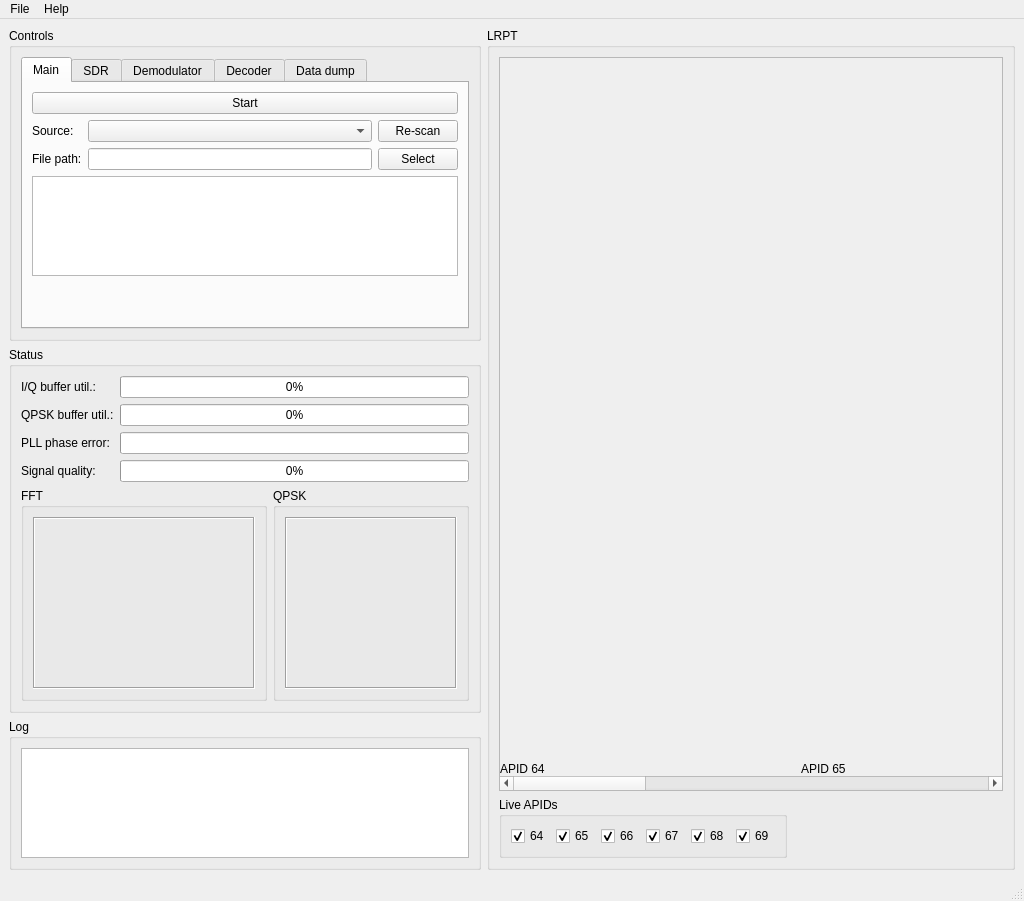
Old version of the form src/MainWindow.ui in the repository dvdesolve/qlrpt.
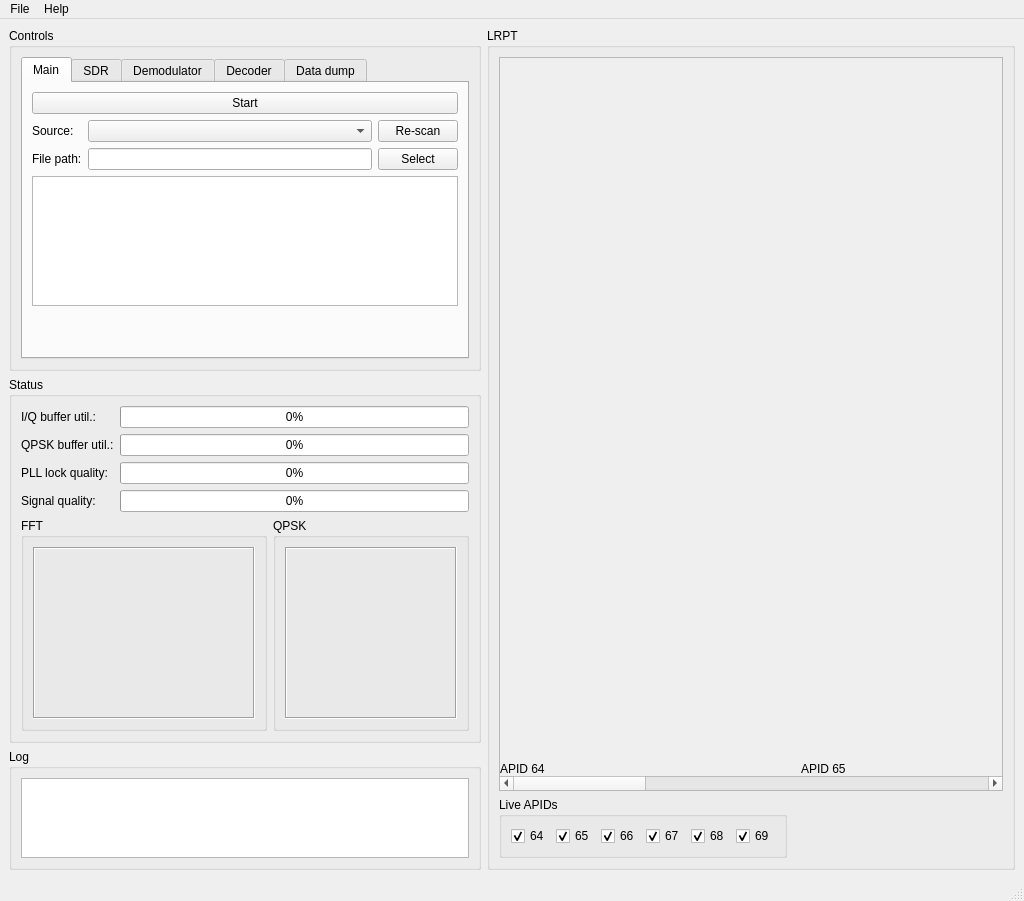
New version of the form. Custom widgets are drawn as their Qt base class.

Commit message: Add Chebyshev filter and dump files for demodulator

Patch:
```diff
--- a/src/MainWindow.ui
+++ b/src/MainWindow.ui
@@ -117,7 +117,7 @@
              <property name="maximumSize">
               <size>
                <width>16777215</width>
-               <height>100</height>
+               <height>130</height>
               </size>
              </property>
              <property name="readOnly">
@@ -935,7 +935,7 @@
           </sizepolicy>
          </property>
          <property name="text">
-          <string>PLL phase error:</string>
+          <string>PLL lock quality:</string>
          </property>
         </widget>
        </item>
@@ -994,9 +994,6 @@
          <property name="value">
           <number>0</number>
          </property>
-         <property name="textVisible">
-          <bool>false</bool>
-         </property>
         </widget>
        </item>
        <item row="4" column="2">
```
Left out of the diff: 4 changed lines with no effect on the pictures. The commit also changes 2 other files.
